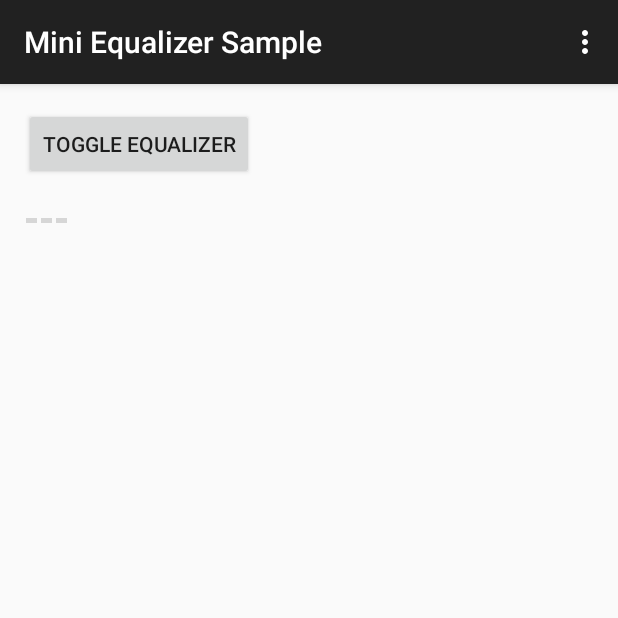
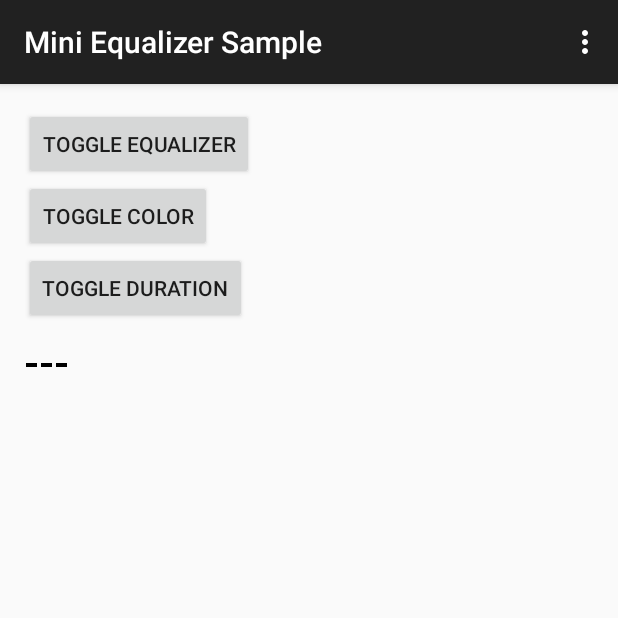
Before and after one commit to claucookie/mini-equalizer-library-android, an Android app: the screen it shows after launch (MainActivity), in the options menu, after a tap on "Settings", on a phone screen of 412 x 824 dp, the top half of it. Run offline under Robolectric (Android 15) with nearby library versions, the light colour scheme and no system bars; grey boxes are pictures that could not be loaded.

Commit message:
Allow to programmatically change the color and duration

```diff
--- a/app/src/main/java/es/claucookie/miniequalizersample/MainActivity.java
+++ b/app/src/main/java/es/claucookie/miniequalizersample/MainActivity.java
@@ -14,6 +14,12 @@
 
     EqualizerView equalizer;
     Button toggleButton;
+    private Button toggleColorButton;
+    private Integer[] colors = new Integer[]{R.color.black, R.color.blue, R.color.pink};
+    private int colorIndex = 0;
+    private Integer[] durations = new Integer[]{100, 1000, 3000};
+    private int durationIndex = 0;
+    private Button toggleDurationButton;
 
     @Override
     protected void onCreate(Bundle savedInstanceState) {
@@ -22,6 +28,8 @@
 
         equalizer = (EqualizerView) findViewById(R.id.equalizer_view);
         toggleButton = (Button) findViewById(R.id.toggle_button);
+        toggleColorButton = (Button) findViewById(R.id.toggle_color_button);
+        toggleDurationButton = (Button) findViewById(R.id.toggle_duration_button);
         showEqualizer();
         initButton();
     }
@@ -31,6 +39,26 @@
             @Override
             public void onClick(View v) {
                 toggleEqualizer();
+            }
+        });
+        toggleColorButton.setOnClickListener(new View.OnClickListener() {
+            @Override
+            public void onClick(View v) {
+                equalizer.setForegroundColor(getResources().getColor(colors[colorIndex]));
+                colorIndex++;
+                if (colorIndex >= colors.length) {
+                    colorIndex=0;
+                }
+            }
+        });
+        toggleDurationButton.setOnClickListener(new View.OnClickListener() {
+            @Override
+            public void onClick(View v) {
+                equalizer.setDuration(durations[durationIndex]);
+                durationIndex++;
+                if (durationIndex >= durations.length) {
+                    durationIndex=0;
+                }
             }
         });
     }
--- a/app/src/main/res/layout/activity_main.xml
+++ b/app/src/main/res/layout/activity_main.xml
@@ -14,6 +14,18 @@
         android:text="Toggle equalizer"
         android:id="@+id/toggle_button"/>
 
+    <Button
+        android:layout_width="wrap_content"
+        android:layout_height="wrap_content"
+        android:text="Toggle color"
+        android:id="@+id/toggle_color_button"/>
+    <Button
+        android:layout_width="wrap_content"
+        android:layout_height="wrap_content"
+        android:text="Toggle duration"
+        android:id="@+id/toggle_duration_button"/>
+
+
     <es.claucookie.miniequalizerlibrary.EqualizerView
         android:id="@+id/equalizer_view"
         android:layout_width="30dp"
--- /dev/null
+++ b/app/src/main/res/values/colors.xml
@@ -0,0 +1,6 @@
+<?xml version="1.0" encoding="utf-8"?>
+<resources>
+    <color name="black">#000000</color>
+    <color name="blue">#2196F3</color>
+    <color name="pink">#E91E63</color>
+</resources>
--- a/library/src/main/java/es/claucookie/miniequalizerlibrary/EqualizerView.java
+++ b/library/src/main/java/es/claucookie/miniequalizerlibrary/EqualizerView.java
@@ -170,5 +170,14 @@
         return animating;
     }
 
+    public void setForegroundColor(int foregroundColor) {
+        this.foregroundColor = foregroundColor;
+        musicBar1.setBackgroundColor(foregroundColor);
+        musicBar2.setBackgroundColor(foregroundColor);
+        musicBar3.setBackgroundColor(foregroundColor);
+    }
 
+    public void setDuration(int duration) {
+        this.duration = duration;
+    }
 }
```
